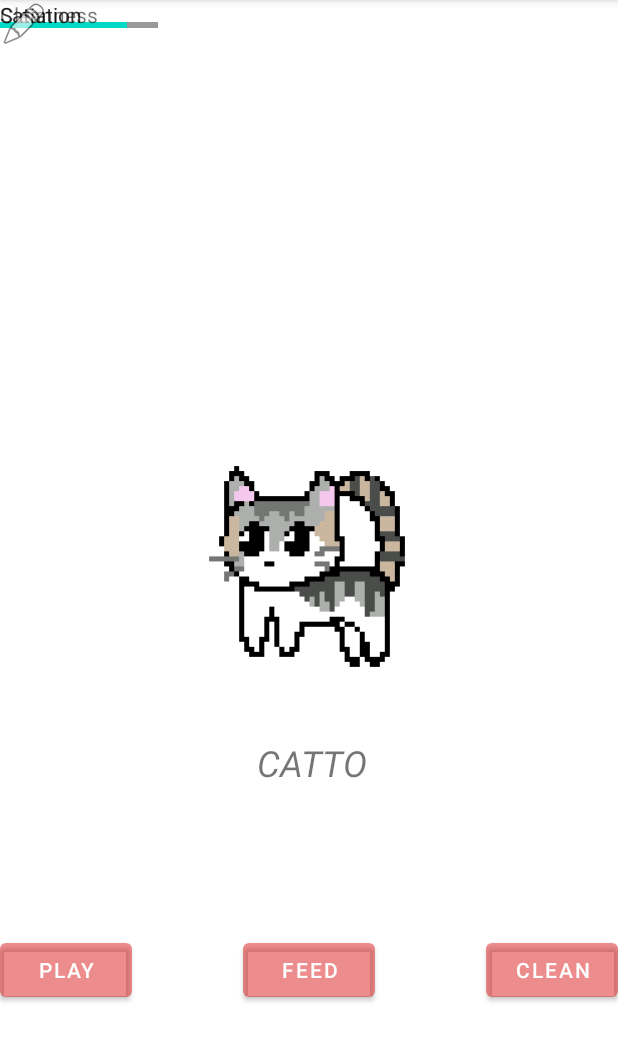
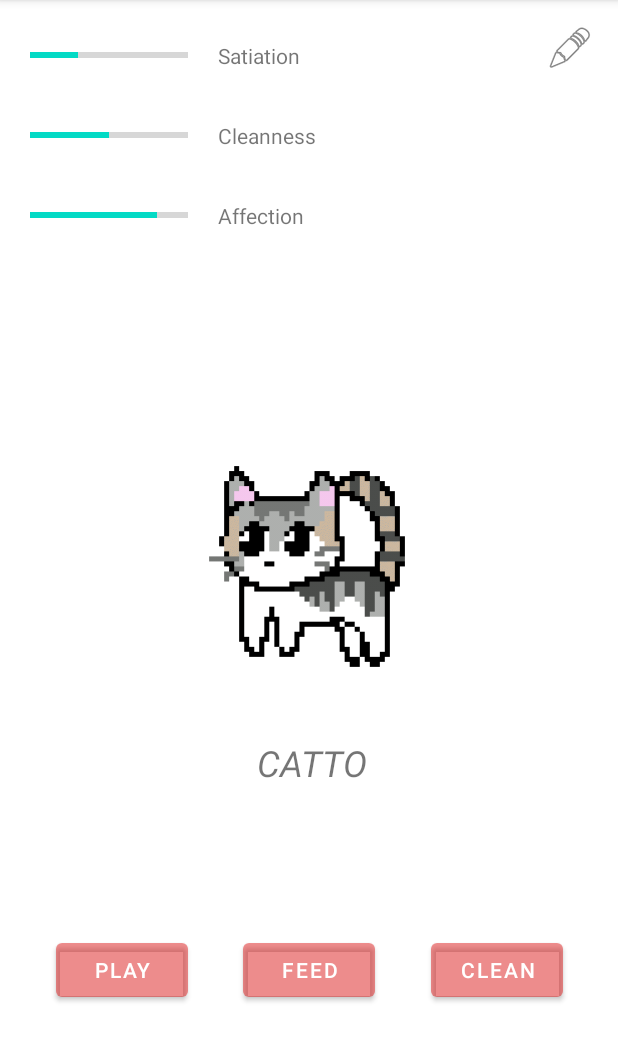
Before and after one commit to ericamchu/Pet, an Android app: the screen it shows after launch (MainActivity), on a phone screen of 412 x 824 dp, the part 84-1146 px from its top. Run offline under Robolectric (Android 15) with nearby library versions, the phone set to English and light mode, and no system bars.

Commit message:
fully implemented constraints on frame (not final, could do auto-resizing mask later)

```diff
--- a/app/src/main/res/layout/activity_main.xml
+++ b/app/src/main/res/layout/activity_main.xml
@@ -27,6 +27,7 @@
         android:text="Play"
         app:backgroundTint="#77D80909"
         app:layout_constraintBottom_toBottomOf="parent"
+        app:layout_constraintEnd_toStartOf="@+id/button2"
         app:layout_constraintStart_toStartOf="parent"
         app:layout_constraintTop_toBottomOf="@+id/textView" />
 
@@ -37,10 +38,9 @@
         android:text="Feed"
         app:backgroundTint="#77D80909"
         app:layout_constraintBottom_toBottomOf="parent"
-        app:layout_constraintEnd_toStartOf="@+id/button3"
-        app:layout_constraintStart_toEndOf="@+id/button"
-        app:layout_constraintTop_toBottomOf="@+id/textView"
-        app:layout_constraintVertical_bias="0.502" />
+        app:layout_constraintEnd_toEndOf="parent"
+        app:layout_constraintStart_toStartOf="parent"
+        app:layout_constraintTop_toBottomOf="@+id/textView" />
 
     <Button
         android:id="@+id/button3"
@@ -50,69 +50,91 @@
         app:backgroundTint="#77D80909"
         app:layout_constraintBottom_toBottomOf="parent"
         app:layout_constraintEnd_toEndOf="parent"
+        app:layout_constraintStart_toEndOf="@+id/button2"
         app:layout_constraintTop_toBottomOf="@+id/textView" />
 
     <ProgressBar
-        android:max="100"
-        android:progress="30"
         android:id="@+id/progressBar"
         style="?android:attr/progressBarStyleHorizontal"
         android:layout_width="105dp"
         android:layout_height="33dp"
-        tools:layout_editor_absoluteX="36dp"
-        tools:layout_editor_absoluteY="66dp" />
+        android:layout_marginStart="20dp"
+        android:layout_marginLeft="20dp"
+        android:layout_marginTop="20dp"
+        android:max="100"
+        android:progress="30"
+        app:layout_constraintStart_toStartOf="parent"
+        app:layout_constraintTop_toTopOf="parent" />
 
     <ProgressBar
-        android:max="100"
-        android:progress="50"
         android:id="@+id/progressBar2"
         style="?android:attr/progressBarStyleHorizontal"
         android:layout_width="105dp"
         android:layout_height="33dp"
-        tools:layout_editor_absoluteX="36dp"
-        tools:layout_editor_absoluteY="115dp" />
+        android:layout_marginStart="20dp"
+        android:layout_marginLeft="20dp"
+        android:layout_marginTop="20dp"
+        android:max="100"
+        android:progress="50"
+        app:layout_constraintStart_toStartOf="parent"
+        app:layout_constraintTop_toBottomOf="@+id/progressBar" />
 
     <ProgressBar
-        android:max="100"
-        android:progress="80"
         android:id="@+id/progressBar3"
         style="?android:attr/progressBarStyleHorizontal"
         android:layout_width="105dp"
         android:layout_height="33dp"
-        tools:layout_editor_absoluteX="36dp"
-        tools:layout_editor_absoluteY="166dp" />
+        android:layout_marginStart="20dp"
+        android:layout_marginLeft="20dp"
+        android:layout_marginTop="20dp"
+        android:max="100"
+        android:progress="80"
+        app:layout_constraintStart_toStartOf="parent"
+        app:layout_constraintTop_toBottomOf="@+id/progressBar2" />
 
     <TextView
         android:id="@+id/textView2"
         android:layout_width="wrap_content"
         android:layout_height="wrap_content"
         android:text="Satiation"
-        tools:layout_editor_absoluteX="164dp"
-        tools:layout_editor_absoluteY="73dp" />
+        android:layout_marginStart="20dp"
+        android:layout_marginLeft="20dp"
+        app:layout_constraintBottom_toBottomOf="@+id/progressBar"
+        app:layout_constraintStart_toEndOf="@+id/progressBar"
+        app:layout_constraintTop_toTopOf="@+id/progressBar" />
+
+    <TextView
+        android:id="@+id/textView4"
+        android:layout_width="wrap_content"
+        android:layout_height="wrap_content"
+        android:text="Affection"
+        android:layout_marginStart="20dp"
+        android:layout_marginLeft="20dp"
+        app:layout_constraintBottom_toBottomOf="@+id/progressBar3"
+        app:layout_constraintStart_toEndOf="@+id/progressBar3"
+        app:layout_constraintTop_toTopOf="@+id/progressBar3" />
 
     <TextView
         android:id="@+id/textView3"
         android:layout_width="wrap_content"
         android:layout_height="wrap_content"
         android:text="Cleanness"
-        tools:layout_editor_absoluteX="164dp"
-        tools:layout_editor_absoluteY="122dp" />
-
-    <TextView
-        android:id="@+id/textView4"
-        android:layout_width="wrap_content"
-        android:layout_height="wrap_content"
-        android:text="Satiation"
-        tools:layout_editor_absoluteX="163dp"
-        tools:layout_editor_absoluteY="173dp" />
+        android:layout_marginStart="20dp"
+        android:layout_marginLeft="20dp"
+        app:layout_constraintBottom_toBottomOf="@+id/progressBar2"
+        app:layout_constraintStart_toEndOf="@+id/progressBar2"
+        app:layout_constraintTop_toTopOf="@+id/progressBar2" />
 
     <ImageView
         android:id="@+id/imageView3"
         android:layout_width="wrap_content"
         android:layout_height="wrap_content"
-        app:srcCompat="@android:drawable/ic_menu_edit"
-        tools:layout_editor_absoluteX="363dp"
-        tools:layout_editor_absoluteY="16dp" />
+        android:layout_marginTop="16dp"
+        android:layout_marginEnd="16dp"
+        android:layout_marginRight="16dp"
+        app:layout_constraintEnd_toEndOf="parent"
+        app:layout_constraintTop_toTopOf="parent"
+        app:srcCompat="@android:drawable/ic_menu_edit" />
 
     <ImageView
         android:id="@+id/imageView"
```
